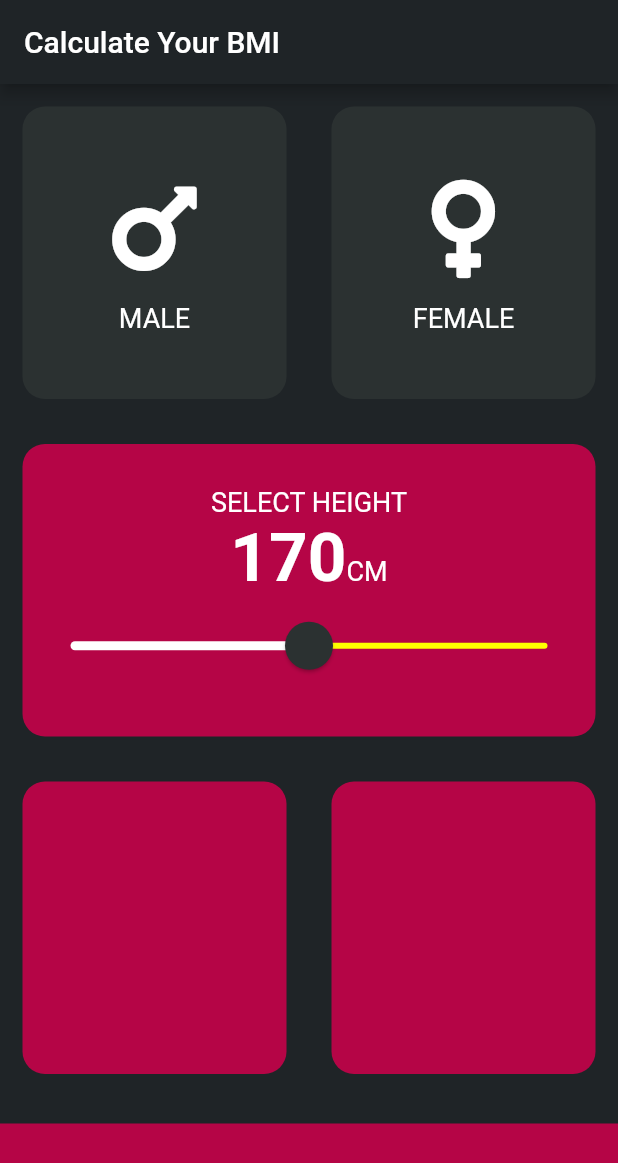
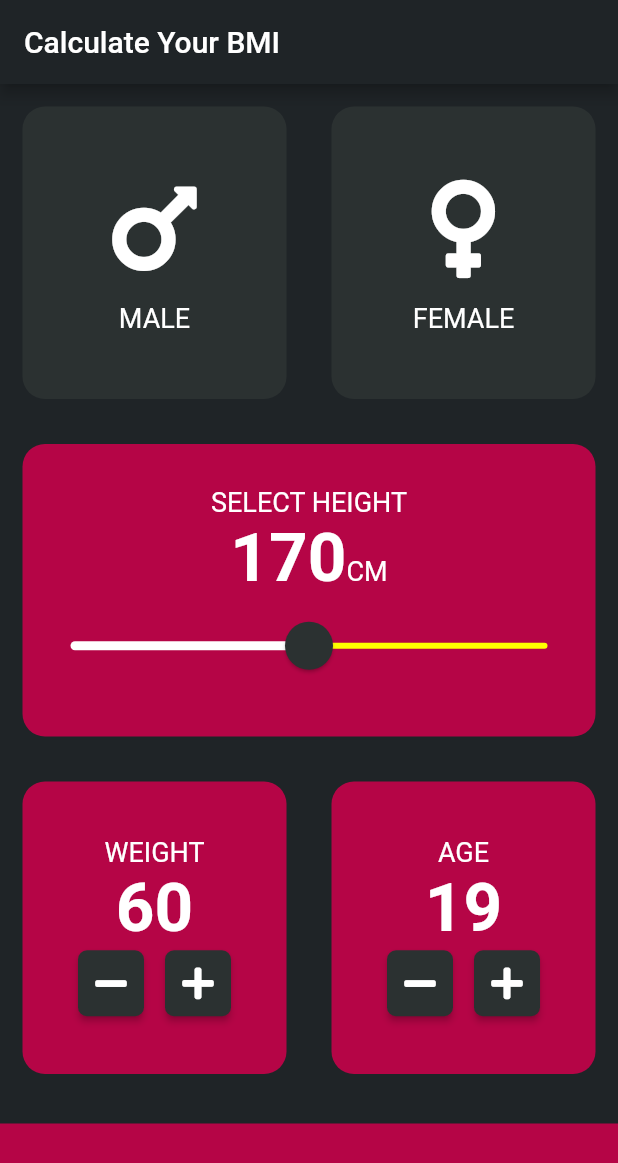
Before and after one commit to gurleen-kaur1313/BMI-calculator, a Flutter app: the screen it shows after launch, on a phone screen of 412 x 824 dp. Shown: the top 1163 px of the screen. Run offline on Flutter 3.47's test engine with Material 2 defaults, Android fonts, the phone set to English and light mode, and no system bars; our stand-ins replace font_awesome_flutter.

Commit message:
weight age section done

```diff
--- a/bmi/lib/HomeScreen.dart
+++ b/bmi/lib/HomeScreen.dart
@@ -20,6 +20,8 @@ const kNumberText = TextStyle(
 );
 
 int height = 170;
+int weight = 60;
+int age = 19;
 
 Gender selectedGender;
 
@@ -157,11 +159,57 @@ class _HomePageState extends State<HomePage> {
                 children: [
                   Expanded(
                     child: ReusableContanier(
+                      customChild: Column(
+                        mainAxisAlignment: MainAxisAlignment.center,
+                        children: [
+                          Text('WEIGHT', style: kLabelText,),
+                          Text(weight.toString(), style: kNumberText,),
+                          Row(
+                            mainAxisAlignment: MainAxisAlignment.center,
+                            children: [
+                              ButtonPlusMinus(buttonIcon: FontAwesomeIcons.minus, onPress: (){
+                                setState(() {
+                                  weight--;
+                                });
+                              },),
+                              SizedBox(width: 10.0,),
+                              ButtonPlusMinus(buttonIcon: FontAwesomeIcons.plus, onPress: (){
+                                setState(() {
+                                  weight++;
+                                });
+                              },),
+                            ],
+                          ),
+                        ],
+                      ),
                       contColor: kactiveColor,
                     ),
                   ),
                   Expanded(
                     child: ReusableContanier(
+                       customChild: Column(
+                        mainAxisAlignment: MainAxisAlignment.center,
+                        children: [
+                          Text('AGE', style: kLabelText,),
+                          Text(age.toString(), style: kNumberText,),
+                          Row(
+                            mainAxisAlignment: MainAxisAlignment.center,
+                            children: [
+                              ButtonPlusMinus(buttonIcon: FontAwesomeIcons.minus, onPress: (){
+                                setState(() {
+                                  age--;
+                                });
+                              },),
+                              SizedBox(width: 10.0,),
+                              ButtonPlusMinus(buttonIcon: FontAwesomeIcons.plus, onPress: (){
+                                setState(() {
+                                  age++;
+                                });
+                              },),
+                            ],
+                          ),
+                        ],
+                      ),
                       contColor: kactiveColor,
                     ),
                   ),
@@ -178,6 +226,27 @@ class _HomePageState extends State<HomePage> {
         ),
       ),
     );
+  }
+}
+
+class ButtonPlusMinus extends StatelessWidget {
+  ButtonPlusMinus({this.buttonIcon, this.onPress});
+  final IconData buttonIcon;
+  final Function onPress;
+
+  @override
+  Widget build(BuildContext context) {
+    return RawMaterialButton(
+      child: Icon(buttonIcon),
+      onPressed: onPress,
+      fillColor: kinactiveColor,
+      constraints: BoxConstraints.tightFor(
+        height: 44.0,
+        width: 44.0,
+      ),
+      shape: RoundedRectangleBorder(borderRadius: BorderRadius.circular(6.0),),
+
+      );
   }
 }
 
```
